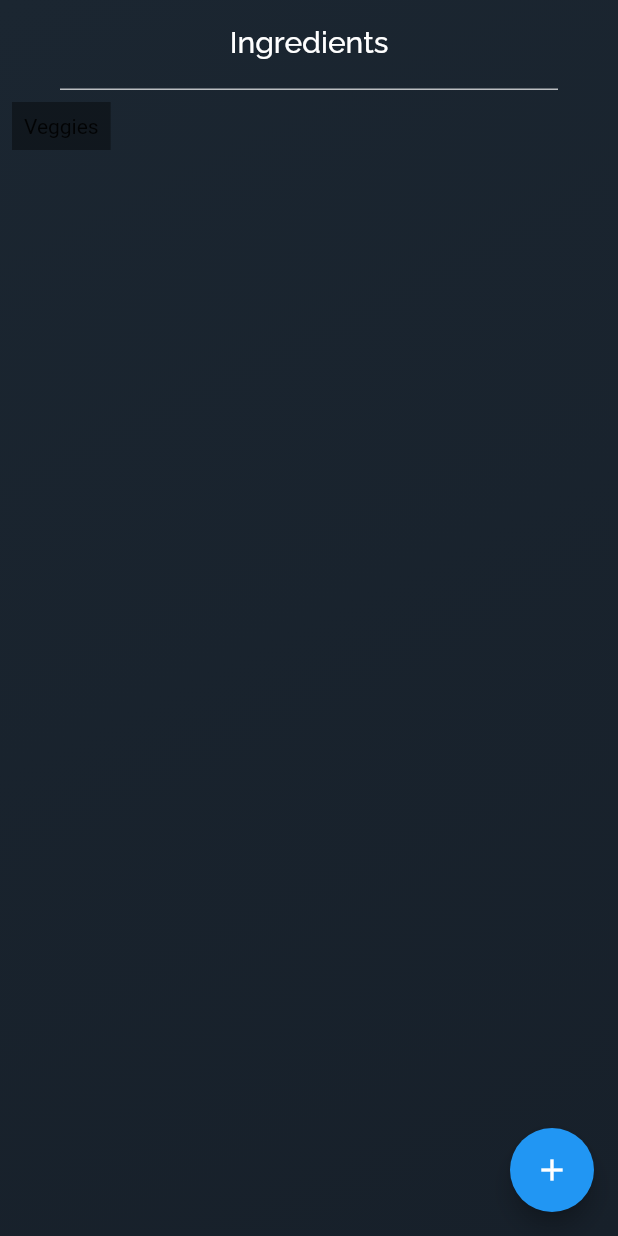
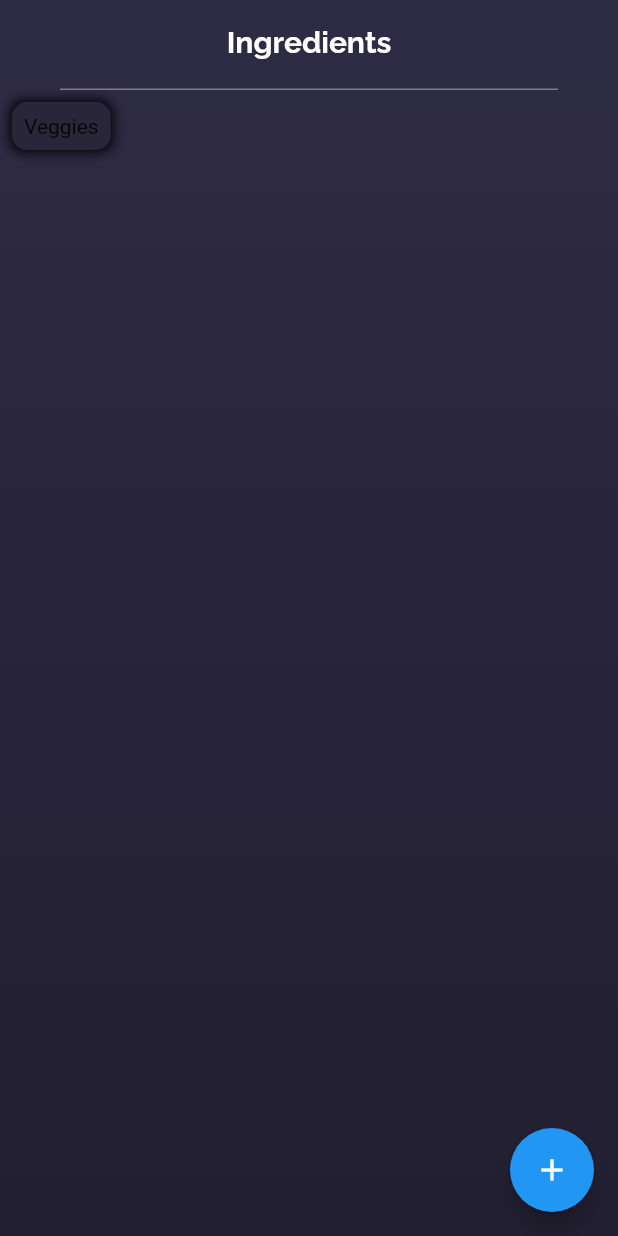
Before and after one commit to 3enedict/limelight, a Flutter app: the screen it shows after launch, on a phone screen of 412 x 824 dp. Run offline on Flutter 3.47's test engine with Material 2 defaults, Android fonts, the phone set to English and light mode, and no system bars; our stand-ins replace google_fonts.

Commit message:
Used different colors

```diff
--- a/lib/main.dart
+++ b/lib/main.dart
@@ -27,11 +27,11 @@ class IngredientsPage extends StatelessWidget {
       decoration: const BoxDecoration(
         gradient: LinearGradient(
           colors: [
-            Color(0xFF1B2631),
-            Color(0xFF17202A),
+            Color(0xFF2e2b44),
+            Color(0xFF221f31),
           ],
-          begin: Alignment.topLeft,
-          end: Alignment.bottomRight,
+          begin: Alignment.topCenter,
+          end: Alignment.bottomCenter,
         ),
       ),
       child: Scaffold(
@@ -40,7 +40,8 @@ class IngredientsPage extends StatelessWidget {
           title: Text(
             "Ingredients",
             textAlign: TextAlign.center,
-            style: GoogleFonts.raleway(),
+            style: GoogleFonts.raleway(
+                textStyle: const TextStyle(fontWeight: FontWeight.bold)),
           ),
           centerTitle: true,
           backgroundColor: Colors.transparent,
@@ -48,7 +49,7 @@ class IngredientsPage extends StatelessWidget {
           bottom: PreferredSize(
             preferredSize: const Size.fromHeight(4.0),
             child: Container(
-              color: Colors.white70,
+              color: Colors.white38,
               height: 1.0,
               margin: const EdgeInsets.fromLTRB(40.0, 0.0, 40.0, 0.0),
             ),
@@ -58,11 +59,26 @@ class IngredientsPage extends StatelessWidget {
           child: const Icon(Icons.add),
           onPressed: () {},
         ),
-        body: Container(
-            color: Colors.black38,
-            padding: const EdgeInsets.all(8.0),
-            margin: const EdgeInsets.all(8.0),
-            child: const Text("Veggies")),
+        body: Column(
+          children: <Widget>[
+            Container(
+              decoration: const BoxDecoration(
+                color: Color(0xFF29263a),
+                borderRadius: BorderRadius.all(Radius.circular(10)),
+                boxShadow: [
+                  BoxShadow(
+                    color: Colors.black87,
+                    spreadRadius: 2,
+                    blurRadius: 5,
+                  ),
+                ],
+              ),
+              padding: const EdgeInsets.all(8.0),
+              margin: const EdgeInsets.all(8.0),
+              child: const Text("Veggies"),
+            ),
+          ],
+        ),
       ),
     );
   }
```
